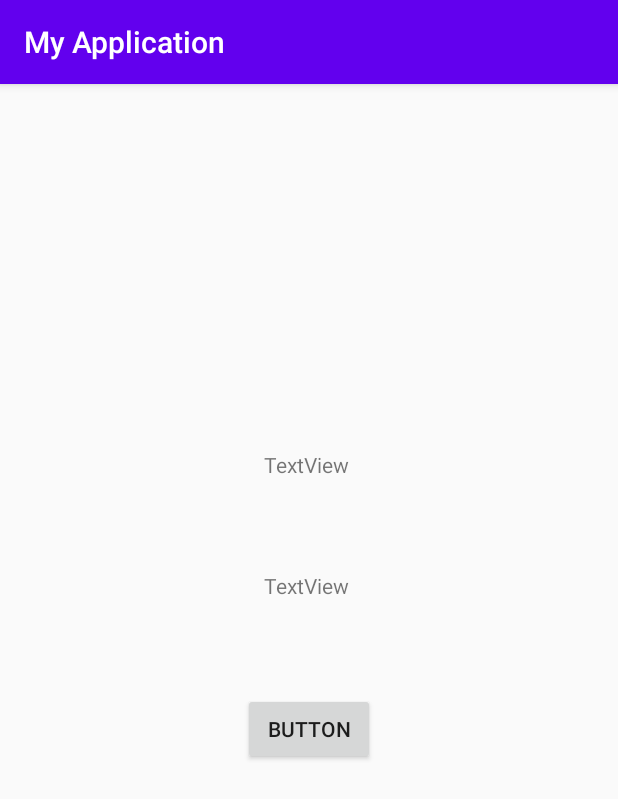
After one commit to 94PID/TechnologieMobilne, an Android app: the NewEntry screen opened directly, with no data from a screen before it, on a phone screen of 412 x 824 dp. The commit adds this screen. Shown: the top 799 px of the screen. Run offline under Robolectric (Android 15) with nearby library versions, the phone set to English and light mode, and no system bars.

Commit message:
Added new resource and activity (New Entry)

```diff
--- a/app/src/main/AndroidManifest.xml
+++ b/app/src/main/AndroidManifest.xml
@@ -9,9 +9,10 @@
         android:roundIcon="@mipmap/ic_launcher_round"
         android:supportsRtl="true"
         android:theme="@style/AppTheme">
+        <activity android:name=".NewEntry"></activity>
         <activity
             android:name=".ui.login.LoginActivity"
-            android:label="@string/title_activity_login"></activity>
+            android:label="@string/title_activity_login" />
         <activity
             android:name=".MainActivity"
             android:label="@string/app_name"
--- /dev/null
+++ b/app/src/main/java/pl/rapid/NewEntry.java
@@ -0,0 +1,14 @@
+package pl.rapid;
+
+import androidx.appcompat.app.AppCompatActivity;
+
+import android.os.Bundle;
+
+public class NewEntry extends AppCompatActivity {
+
+    @Override
+    protected void onCreate(Bundle savedInstanceState) {
+        super.onCreate(savedInstanceState);
+        setContentView(R.layout.activity_new_entry);
+    }
+}
--- /dev/null
+++ b/app/src/main/res/layout/activity_new_entry.xml
@@ -0,0 +1,46 @@
+<?xml version="1.0" encoding="utf-8"?>
+<androidx.constraintlayout.widget.ConstraintLayout xmlns:android="http://schemas.android.com/apk/res/android"
+    xmlns:app="http://schemas.android.com/apk/res-auto"
+    xmlns:tools="http://schemas.android.com/tools"
+    android:layout_width="match_parent"
+    android:layout_height="match_parent"
+    tools:context=".NewEntry">
+
+    <TextView
+        android:id="@+id/textView"
+        android:layout_width="wrap_content"
+        android:layout_height="wrap_content"
+        android:layout_marginStart="174dp"
+        android:layout_marginTop="226dp"
+        android:layout_marginEnd="178dp"
+        android:layout_marginBottom="43dp"
+        android:text="TextView"
+        app:layout_constraintBottom_toTopOf="@+id/textView2"
+        app:layout_constraintEnd_toEndOf="parent"
+        app:layout_constraintStart_toStartOf="parent"
+        app:layout_constraintTop_toTopOf="parent" />
+
+    <TextView
+        android:id="@+id/textView2"
+        android:layout_width="wrap_content"
+        android:layout_height="wrap_content"
+        android:layout_marginStart="174dp"
+        android:layout_marginEnd="178dp"
+        android:layout_marginBottom="62dp"
+        android:text="TextView"
+        app:layout_constraintBottom_toTopOf="@+id/button"
+        app:layout_constraintEnd_toEndOf="parent"
+        app:layout_constraintStart_toStartOf="parent" />
+
+    <Button
+        android:id="@+id/button"
+        android:layout_width="wrap_content"
+        android:layout_height="wrap_content"
+        android:layout_marginStart="161dp"
+        android:layout_marginEnd="162dp"
+        android:layout_marginBottom="314dp"
+        android:text="Button"
+        app:layout_constraintBottom_toBottomOf="parent"
+        app:layout_constraintEnd_toEndOf="parent"
+        app:layout_constraintStart_toStartOf="parent" />
+</androidx.constraintlayout.widget.ConstraintLayout>
```
Also changed, not shown: app/src/main/java/pl/rapid/MainActivity.java (+18 -4 lines), app/src/main/res/layout/activity_main.xml (+0 -7 lines), app/src/main/res/menu/main_menu.xml (added, +13 -0 lines), app/src/main/res/menu/menu_main.xml (deleted, +0 -18 lines).
